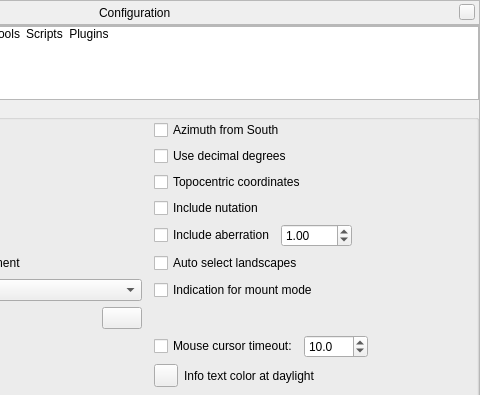
The window that src/gui/configurationDialog.ui (nilswenning/stellarium) describes before a commit, drawn with Qt 5; both pictures show x 184 to 664 and y 0 to 395 of the 664 by 634 pixel window.
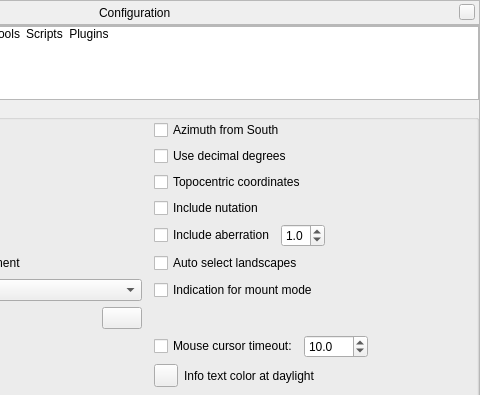
The same window after the commit. The open tabs and pages were chosen to show the change. Icons and pictures are not drawn. Custom widgets are drawn as their Qt base class.

Commit message: Limit aberration exaggeration to 5 times - more causes graphical errors.

Diff of the .ui file:
```diff
--- a/src/gui/configurationDialog.ui
+++ b/src/gui/configurationDialog.ui
@@ -2080,8 +2080,14 @@
                  <property name="toolTip">
                   <string>Exaggerate aberration (for didactic explanations)</string>
                  </property>
+                 <property name="decimals">
+                  <number>1</number>
+                 </property>
                  <property name="maximum">
-                  <double>1000.000000000000000</double>
+                  <double>5.000000000000000</double>
+                 </property>
+                 <property name="singleStep">
+                  <double>0.100000000000000</double>
                  </property>
                  <property name="value">
                   <double>1.000000000000000</double>
```
Left out of the diff: 2 changed lines with no effect on the pictures. The commit also changes 1 other file.
